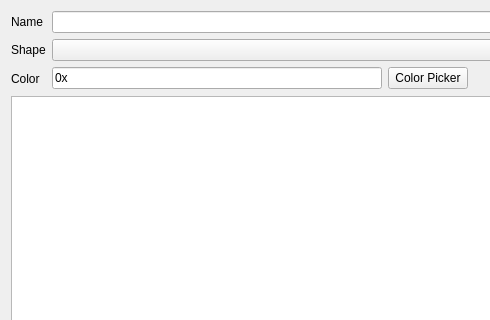
NeverKnewTheName/R_Visualizer, file R_Visualizer/SystemOverview/SystemOverviewObject/ui/sysoverviewobjectdialog.ui: the form before one commit; both pictures show x 0 to 490 and y 0 to 320 of the 952 by 708 pixel window.
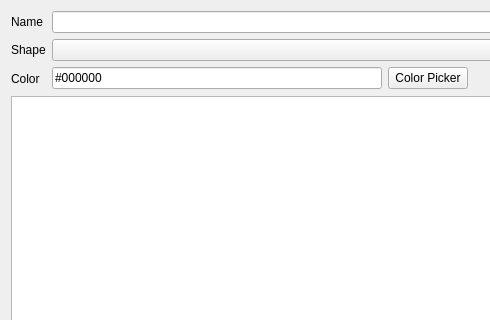
The form after the commit.

The edit to the form file:
```diff
--- a/R_Visualizer/SystemOverview/SystemOverviewObject/ui/sysoverviewobjectdialog.ui
+++ b/R_Visualizer/SystemOverview/SystemOverviewObject/ui/sysoverviewobjectdialog.ui
@@ -42,7 +42,10 @@
        <item>
         <widget class="QLineEdit" name="colorLE">
          <property name="inputMask">
-          <string>\0\xHHHHHH</string>
+          <string>\#HHHHHH</string>
+         </property>
+         <property name="text">
+          <string>#000000</string>
          </property>
          <property name="placeholderText">
           <string/>
```
